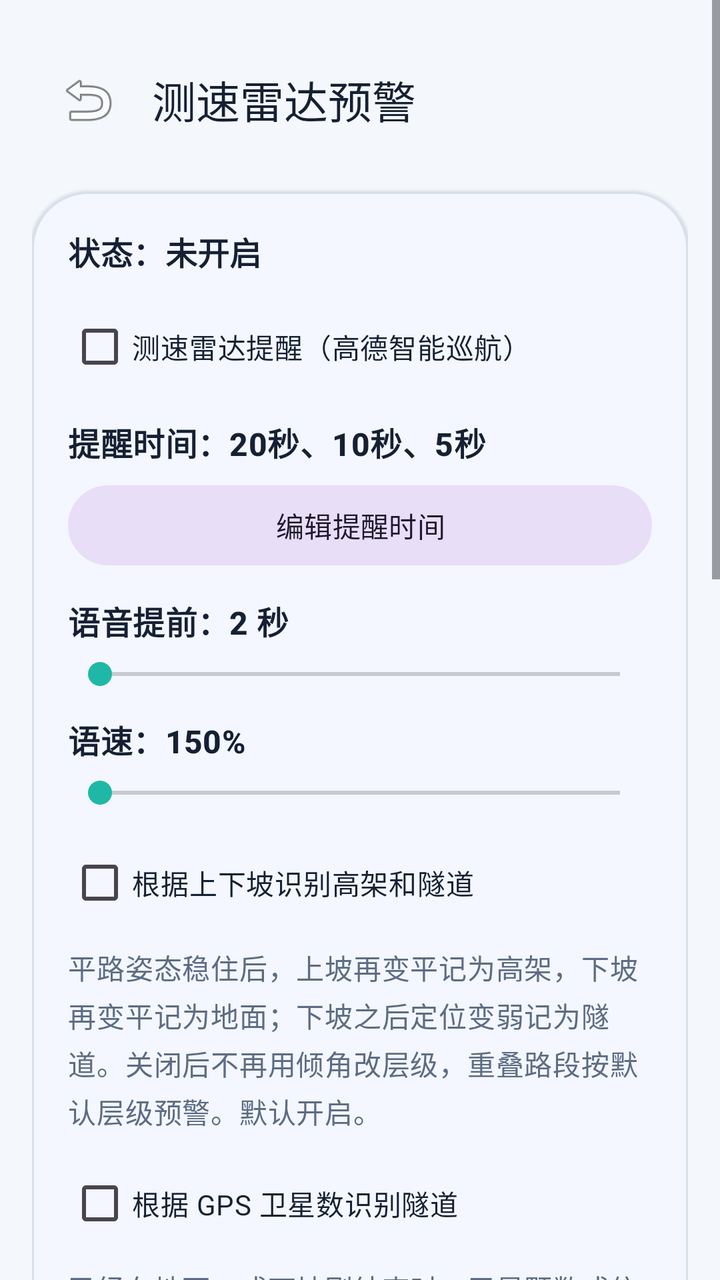
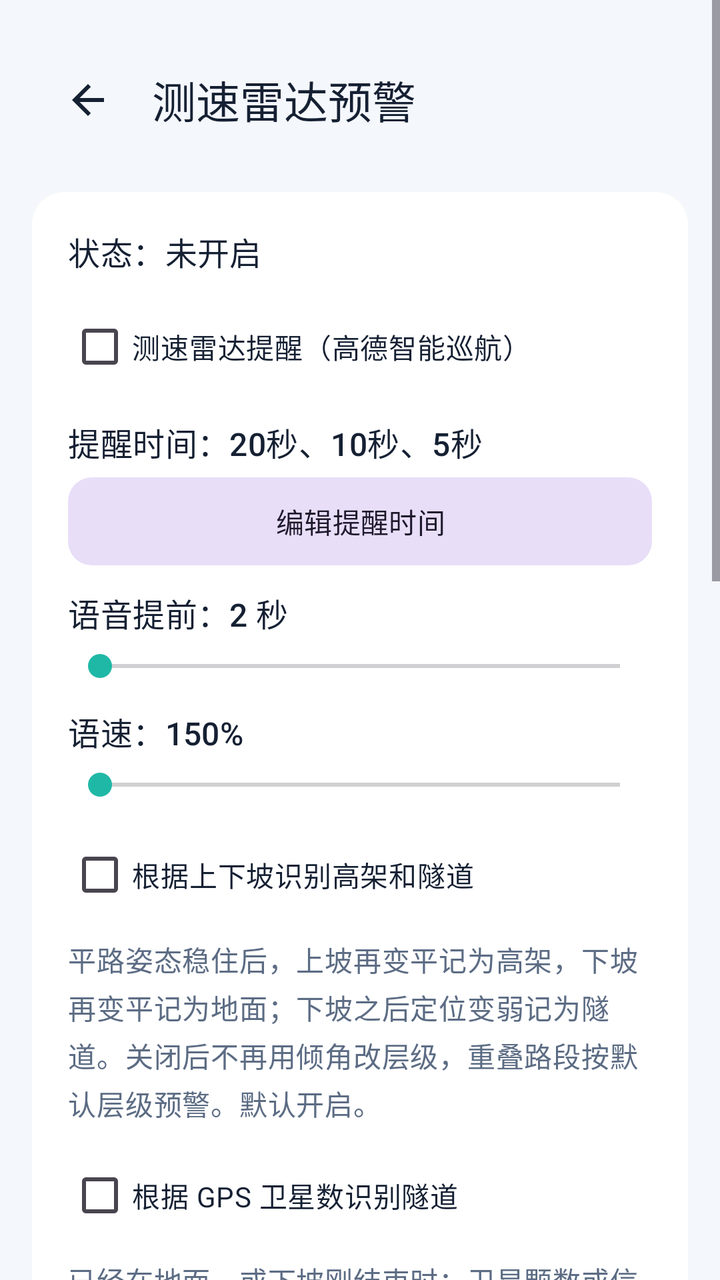

Screens rendered from an Android XML layout before and after an edit, with the pre-edit source and the edit as a unified diff.
<!-- AndroidManifest.xml: application theme Theme.CarSpeed -->
<!-- res/layout/activity_radar_alert_settings.xml -->
<?xml version="1.0" encoding="utf-8"?>
<ScrollView xmlns:android="http://schemas.android.com/apk/res/android"
    xmlns:app="http://schemas.android.com/apk/res-auto"
    android:layout_width="match_parent"
    android:layout_height="match_parent"
    android:background="@color/brand_sand"
    android:fillViewport="true">

    <LinearLayout
        android:layout_width="match_parent"
        android:layout_height="wrap_content"
        android:orientation="vertical"
        android:paddingStart="16dp"
        android:paddingTop="18dp"
        android:paddingEnd="16dp"
        android:paddingBottom="24dp">

        <com.google.android.material.appbar.MaterialToolbar
            android:id="@+id/toolbar"
            android:layout_width="match_parent"
            android:layout_height="wrap_content"
            android:backgroundTint="@android:color/transparent"
            app:navigationIcon="@android:drawable/ic_menu_revert"
            app:title="@string/radar_settings_title"
            app:titleTextColor="@color/text_primary" />

        <com.google.android.material.card.MaterialCardView
            style="@style/Widget.CarSpeed.Card"
            android:layout_width="match_parent"
            android:layout_height="wrap_content"
            android:layout_marginTop="14dp">

            <LinearLayout
                android:layout_width="match_parent"
                android:layout_height="wrap_content"
                android:orientation="vertical"
                android:padding="18dp">

                <TextView
                    android:id="@+id/tvRadarStatus"
                    android:layout_width="match_parent"
                    android:layout_height="wrap_content"
                    android:text="@string/radar_status_off"
                    android:textAppearance="@style/TextAppearance.CarSpeed.SectionTitle" />

                <CheckBox
                    android:id="@+id/cbRadarAlert"
                    android:layout_width="match_parent"
                    android:layout_height="wrap_content"
                    android:layout_marginTop="12dp"
                    android:text="@string/radar_alert_toggle"
                    android:textColor="@color/text_primary" />

                <TextView
                    android:id="@+id/tvRadarThresholdsLabel"
                    android:layout_width="match_parent"
                    android:layout_height="wrap_content"
                    android:layout_marginTop="12dp"
                    android:text="@string/radar_thresholds_label_default"
                    android:textAppearance="@style/TextAppearance.CarSpeed.SectionTitle" />

                <com.google.android.material.button.MaterialButton
                    android:id="@+id/btnRadarThresholds"
                    style="@style/Widget.Material3.Button.TonalButton"
                    android:layout_width="match_parent"
                    android:layout_height="wrap_content"
                    android:layout_marginTop="6dp"
                    android:text="@string/radar_thresholds_edit" />

                <TextView
                    android:id="@+id/tvRadarLeadLabel"
                    android:layout_width="match_parent"
                    android:layout_height="wrap_content"
                    android:layout_marginTop="12dp"
                    android:text="@string/radar_lead_label_default"
                    android:textAppearance="@style/TextAppearance.CarSpeed.SectionTitle" />

                <SeekBar
                    android:id="@+id/sbRadarLeadSeconds"
                    android:layout_width="match_parent"
                    android:layout_height="wrap_content"
                    android:layout_marginTop="6dp"
                    android:max="10" />

                <TextView
                    android:id="@+id/tvRadarSpeechRateLabel"
                    android:layout_width="match_parent"
                    android:layout_height="wrap_content"
                    android:layout_marginTop="12dp"
                    android:text="@string/radar_speech_rate_label_default"
                    android:textAppearance="@style/TextAppearance.CarSpeed.SectionTitle" />

                <SeekBar
                    android:id="@+id/sbRadarSpeechRate"
                    android:layout_width="match_parent"
                    android:layout_height="wrap_content"
                    android:layout_marginTop="6dp"
                    android:max="220" />

                <CheckBox
                    android:id="@+id/cbPitchRoadLayer"
                    android:layout_width="match_parent"
                    android:layout_height="wrap_content"
                    android:layout_marginTop="12dp"
                    android:text="@string/radar_pitch_road_layer"
                    android:textColor="@color/text_primary" />

                <TextView
                    android:layout_width="match_parent"
                    android:layout_height="wrap_content"
                    android:layout_marginTop="8dp"
                    android:text="@string/radar_pitch_road_layer_helper"
                    android:textAppearance="@style/TextAppearance.CarSpeed.Body" />

                <CheckBox
                    android:id="@+id/cbSatelliteTunnel"
                    android:layout_width="match_parent"
                    android:layout_height="wrap_content"
                    android:layout_marginTop="12dp"
                    android:text="@string/radar_satellite_tunnel"
                    android:textColor="@color/text_primary" />

                <TextView
                    android:layout_width="match_parent"
                    android:layout_height="wrap_content"
                    android:layout_marginTop="8dp"
                    android:text="@string/radar_satellite_tunnel_helper"
                    android:textAppearance="@style/TextAppearance.CarSpeed.Body" />

                <CheckBox
                    android:id="@+id/cbUnknownRoadElevated"
                    android:layout_width="match_parent"
                    android:layout_height="wrap_content"
                    android:layout_marginTop="12dp"
                    android:text="@string/radar_unknown_layer_elevated"
                    android:textColor="@color/text_primary" />

                <TextView
                    android:id="@+id/tvRoadLayerStatus"
                    android:layout_width="match_parent"
                    android:layout_height="wrap_content"
                    android:layout_marginTop="8dp"
                    android:text="@string/radar_road_layer_default_elevated"
                    android:textAppearance="@style/TextAppearance.CarSpeed.Body" />

                <TextView
                    android:layout_width="match_parent"
                    android:layout_height="wrap_content"
                    android:layout_marginTop="8dp"
                    android:text="@string/radar_unknown_layer_helper"
                    android:textAppearance="@style/TextAppearance.CarSpeed.Body" />

                <CheckBox
                    android:id="@+id/cbRoadDivergenceCorrection"
                    android:layout_width="match_parent"
                    android:layout_height="wrap_content"
                    android:layout_marginTop="12dp"
                    android:text="@string/radar_divergence_correction"
                    android:textColor="@color/text_primary" />

                <TextView
                    android:layout_width="match_parent"
                    android:layout_height="wrap_content"
                    android:layout_marginTop="8dp"
                    android:text="@string/radar_divergence_correction_helper"
                    android:textAppearance="@style/TextAppearance.CarSpeed.Body" />

                <TextView
                    android:layout_width="match_parent"
                    android:layout_height="wrap_content"
                    android:layout_marginTop="12dp"
                    android:text="@string/radar_alert_helper"
                    android:textAppearance="@style/TextAppearance.CarSpeed.Body" />
            </LinearLayout>
        </com.google.android.material.card.MaterialCardView>
    </LinearLayout>
</ScrollView>
<!-- resources referenced by this layout -->
<resources>
  <color name="brand_sand">#F4F7FB</color>
  <color name="text_primary">#152033</color>
  <string name="radar_alert_helper">独立启动高德智能巡航，收到测速雷达点位后按当前车速估算到达时间并快速语音提醒；不需要开启行车录像，但需要定位、联网和前台通知。</string>
  <string name="radar_alert_toggle">测速雷达提醒（高德智能巡航）</string>
  <string name="radar_divergence_correction">重合路分开后，按实际路线回头修正层级</string>
  <string name="radar_divergence_correction_helper">高架和地面先重合、后面又分开时，用定位回头核对。例如高架接着左拐、地面继续直行，定位跟着左拐，就会把刚才误判成地面的那段改回高架。当前录像里已经写上的桥上、桥下也会一起改。还在上下坡，或者分不清是哪一条时，不会改。默认开启。</string>
  <string name="radar_lead_label_default">语音提前：2 秒</string>
  <string name="radar_pitch_road_layer">根据上下坡识别高架和隧道</string>
  <string name="radar_pitch_road_layer_helper">平路姿态稳住后，上坡再变平记为高架，下坡再变平记为地面；下坡之后定位变弱记为隧道。关闭后不再用倾角改层级，重叠路段按默认层级预警。默认开启。</string>
  <string name="radar_road_layer_default_elevated">重叠道路：按高架预警（默认最高层）</string>
  <string name="radar_satellite_tunnel">根据 GPS 卫星数识别隧道</string>
  <string name="radar_settings_title">测速雷达预警</string>
  <string name="radar_speech_rate_label_default">语速：150%</string>
  <string name="radar_status_off">状态：未开启</string>
  <string name="radar_thresholds_edit">编辑提醒时间</string>
  <string name="radar_thresholds_label_default">提醒时间：20秒、10秒、5秒</string>
  <string name="radar_unknown_layer_elevated">重叠道路识别不出来时，按最高层预警</string>
  <string name="radar_unknown_layer_helper">用手机倾角识别上下匝道。平路姿态稳定 30 秒后记为基准；持续倾斜约 8 秒，再回到平路并稳住约 15 秒，就判定为上高架或下到地面。手机被拿起或重新固定后会重新学习。只区分一层高架和地面。取消勾选则识别不出来时按最底层预警。</string>
  <style name="TextAppearance.CarSpeed.SectionTitle" parent="TextAppearance.Material3.TitleMedium">
          <item name="android:textColor">@color/text_primary</item>
          <item name="android:textStyle">bold</item>
      </style>
  <style name="Widget.CarSpeed.Card" parent="Widget.Material3.CardView.Elevated">
          <item name="cardBackgroundColor">@color/surface_primary</item>
          <item name="strokeColor">@color/divider_soft</item>
          <item name="strokeWidth">1dp</item>
          <item name="cardCornerRadius">28dp</item>
      </style>
  <style name="Theme.CarSpeed" parent="Theme.Material3.DayNight.NoActionBar">
          <item name="colorPrimary">@color/brand_blue</item>
          <item name="colorSecondary">@color/brand_teal</item>
          <item name="colorSurface">@color/surface_primary</item>
          <item name="android:colorBackground">@color/brand_sand</item>
          <item name="android:statusBarColor">@android:color/transparent</item>
          <item name="android:navigationBarColor">@color/brand_navy</item>
          <item name="android:windowLightStatusBar">true</item>
          <item name="materialCardViewFilledStyle">@style/Widget.CarSpeed.Card</item>
      </style>
  <color name="text_secondary">#5C6C84</color>
  <color name="surface_primary">#FFFFFF</color>
  <color name="divider_soft">#D7E0EB</color>
  <color name="brand_blue">#2E6BFF</color>
  <color name="brand_teal">#1FB8A6</color>
  <color name="brand_navy">#0E1A2B</color>
  <!-- unchanged entries left out for length: 2 -->
</resources>

<!-- the commit's change to res/layout/activity_radar_alert_settings.xml (unified diff, before → after) -->
@@ -20,7 +20,7 @@
             android:layout_width="match_parent"
             android:layout_height="wrap_content"
             android:backgroundTint="@android:color/transparent"
-            app:navigationIcon="@android:drawable/ic_menu_revert"
+            app:navigationIcon="@drawable/ic_nav_back"
             app:title="@string/radar_settings_title"
             app:titleTextColor="@color/text_primary" />
 
@@ -61,7 +61,7 @@
 
                 <com.google.android.material.button.MaterialButton
                     android:id="@+id/btnRadarThresholds"
-                    style="@style/Widget.Material3.Button.TonalButton"
+                    style="@style/Widget.CarSpeed.Button.Tonal"
                     android:layout_width="match_parent"
                     android:layout_height="wrap_content"
                     android:layout_marginTop="6dp"
<!-- resource entries referenced after the edit -->
@@ -2,6 +2,18 @@
 <resources>
   <color name="brand_sand">#F4F7FB</color>
   <color name="text_primary">#152033</color>
+  <!-- drawable ic_nav_back (drawable) -->
+  <?xml version="1.0" encoding="utf-8"?>
+  <vector xmlns:android="http://schemas.android.com/apk/res/android"
+      android:width="24dp"
+      android:height="24dp"
+      android:viewportWidth="24"
+      android:viewportHeight="24"
+      android:tint="@color/text_primary">
+      <path
+          android:fillColor="@android:color/white"
+          android:pathData="M20,11H7.83l5.59,-5.59L12,4l-8,8 8,8 1.41,-1.41L7.83,13H20z" />
+  </vector>
   <string name="radar_alert_helper">独立启动高德智能巡航，收到测速雷达点位后按当前车速估算到达时间并快速语音提醒；不需要开启行车录像，但需要定位、联网和前台通知。</string>
   <string name="radar_alert_toggle">测速雷达提醒（高德智能巡航）</string>
   <string name="radar_divergence_correction">重合路分开后，按实际路线回头修正层级</string>
@@ -20,13 +32,18 @@
   <string name="radar_unknown_layer_helper">用手机倾角识别上下匝道。平路姿态稳定 30 秒后记为基准；持续倾斜约 8 秒，再回到平路并稳住约 15 秒，就判定为上高架或下到地面。手机被拿起或重新固定后会重新学习。只区分一层高架和地面。取消勾选则识别不出来时按最底层预警。</string>
   <style name="TextAppearance.CarSpeed.SectionTitle" parent="TextAppearance.Material3.TitleMedium">
           <item name="android:textColor">@color/text_primary</item>
-          <item name="android:textStyle">bold</item>
+      </style>
+  <style name="Widget.CarSpeed.Button.Tonal" parent="Widget.Material3.Button.TonalButton">
+          <item name="cornerRadius">12dp</item>
+          <item name="android:minHeight">44dp</item>
+          <item name="android:insetTop">0dp</item>
+          <item name="android:insetBottom">0dp</item>
       </style>
   <style name="Widget.CarSpeed.Card" parent="Widget.Material3.CardView.Elevated">
           <item name="cardBackgroundColor">@color/surface_primary</item>
-          <item name="strokeColor">@color/divider_soft</item>
-          <item name="strokeWidth">1dp</item>
-          <item name="cardCornerRadius">28dp</item>
+          <item name="strokeWidth">0dp</item>
+          <item name="cardCornerRadius">16dp</item>
+          <item name="cardElevation">0dp</item>
       </style>
   <style name="Theme.CarSpeed" parent="Theme.Material3.DayNight.NoActionBar">
           <item name="colorPrimary">@color/brand_blue</item>
@@ -34,16 +51,22 @@
           <item name="colorSurface">@color/surface_primary</item>
           <item name="android:colorBackground">@color/brand_sand</item>
           <item name="android:statusBarColor">@android:color/transparent</item>
-          <item name="android:navigationBarColor">@color/brand_navy</item>
+          <item name="android:navigationBarColor">@color/brand_sand</item>
           <item name="android:windowLightStatusBar">true</item>
+          <item name="android:windowLightNavigationBar" tools:targetApi="27">true</item>
+          <item name="materialButtonStyle">@style/Widget.CarSpeed.Button</item>
           <item name="materialCardViewFilledStyle">@style/Widget.CarSpeed.Card</item>
       </style>
   <color name="text_secondary">#5C6C84</color>
   <color name="surface_primary">#FFFFFF</color>
-  <color name="divider_soft">#D7E0EB</color>
   <color name="brand_blue">#2E6BFF</color>
   <color name="brand_teal">#1FB8A6</color>
-  <color name="brand_navy">#0E1A2B</color>
+  <style name="Widget.CarSpeed.Button" parent="Widget.Material3.Button">
+          <item name="cornerRadius">12dp</item>
+          <item name="android:minHeight">48dp</item>
+          <item name="android:insetTop">0dp</item>
+          <item name="android:insetBottom">0dp</item>
+      </style>
   <!-- unchanged entries left out for length: 2 -->
 </resources>
 
